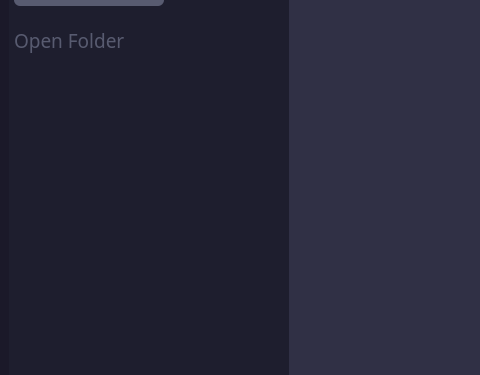
beyonson/font-loader, file ui/typewriter.ui: the form before one commit; both pictures show x 0 to 480 and y 104 to 479 of the 800 by 600 pixel window.
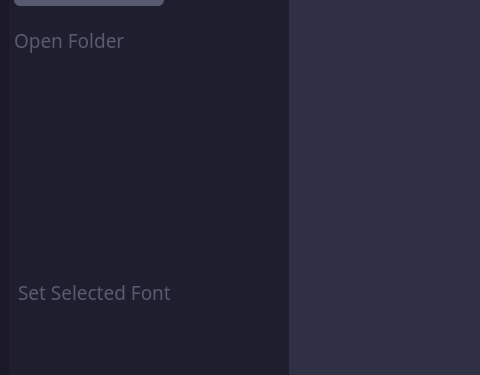
The form after the commit. Icons and pictures are not drawn.

Commit message: run font loader  from selected font

The edit to the form file:
```diff
--- a/ui/typewriter.ui
+++ b/ui/typewriter.ui
@@ -70,6 +70,10 @@
 	color: #585b70;
 }
 
+#fontDirSelLabel {
+	color: #585b70;
+}
+
 #fontDirList {
 	background-color: transparent;
 	color: #585b70;
@@ -605,6 +609,30 @@
             <property name="frameShadow">
              <enum>QFrame::Raised</enum>
             </property>
+            <layout class="QVBoxLayout" name="verticalLayout_4">
+             <property name="spacing">
+              <number>0</number>
+             </property>
+             <property name="leftMargin">
+              <number>0</number>
+             </property>
+             <property name="topMargin">
+              <number>0</number>
+             </property>
+             <property name="rightMargin">
+              <number>0</number>
+             </property>
+             <property name="bottomMargin">
+              <number>0</number>
+             </property>
+             <item>
+              <widget class="QFrame" name="fontDirListFrame">
+               <property name="frameShape">
+                <enum>QFrame::StyledPanel</enum>
+               </property>
+               <property name="frameShadow">
+                <enum>QFrame::Raised</enum>
+               </property>
             <layout class="QHBoxLayout" name="horizontalLayout_8">
              <property name="spacing">
               <number>0</number>
@@ -612,17 +640,17 @@
              <property name="leftMargin">
               <number>0</number>
              </property>
-             <property name="topMargin">
-              <number>5</number>
-             </property>
              <property name="rightMargin">
               <number>0</number>
              </property>
-             <property name="bottomMargin">
-              <number>0</number>
-             </property>
              <item>
               <widget class="QListWidget" name="fontDirList">
+                  <property name="sizePolicy">
+                   <sizepolicy hsizetype="Expanding" vsizetype="Minimum">
+                    <horstretch>0</horstretch>
+                    <verstretch>0</verstretch>
+                   </sizepolicy>
+                  </property>
                <property name="font">
                 <font>
                  <family>Source Code Pro</family>
@@ -650,12 +678,60 @@
            </widget>
           </item>
           <item>
+              <widget class="QFrame" name="fontDirSelFrame">
+               <property name="frameShape">
+                <enum>QFrame::NoFrame</enum>
+               </property>
+               <property name="frameShadow">
+                <enum>QFrame::Raised</enum>
+               </property>
+               <layout class="QHBoxLayout" name="horizontalLayout_11">
+                <item>
+                 <widget class="QLabel" name="fontDirSelLabel">
+                  <property name="font">
+                   <font>
+                    <family>Source Code Pro</family>
+                    <pointsize>14</pointsize>
+                   </font>
+                  </property>
+                  <property name="text">
+                   <string>Set Selected Font</string>
+                  </property>
+                 </widget>
+                </item>
+                <item>
+                 <widget class="QPushButton" name="fontDirSelButton">
+                  <property name="cursor">
+                   <cursorShape>OpenHandCursor</cursorShape>
+                  </property>
+                  <property name="text">
+                   <string/>
+                  </property>
+                  <property name="icon">
+                   <iconset resource="resources.qrc">
+                    <normaloff>:/icons/icons/arrow-right.png</normaloff>:/icons/icons/arrow-right.png</iconset>
+                  </property>
+                  <property name="iconSize">
+                   <size>
+                    <width>24</width>
+                    <height>24</height>
+                   </size>
+                  </property>
+                 </widget>
+                </item>
+               </layout>
+              </widget>
+             </item>
+            </layout>
+           </widget>
+          </item>
+          <item>
            <spacer name="verticalSpacer">
             <property name="orientation">
              <enum>Qt::Vertical</enum>
             </property>
             <property name="sizeType">
-             <enum>QSizePolicy::Fixed</enum>
+             <enum>QSizePolicy::Expanding</enum>
             </property>
             <property name="sizeHint" stdset="0">
              <size>
```
Lines whose indentation alone changed are shown as unchanged. The commit also changes 129 other files.
